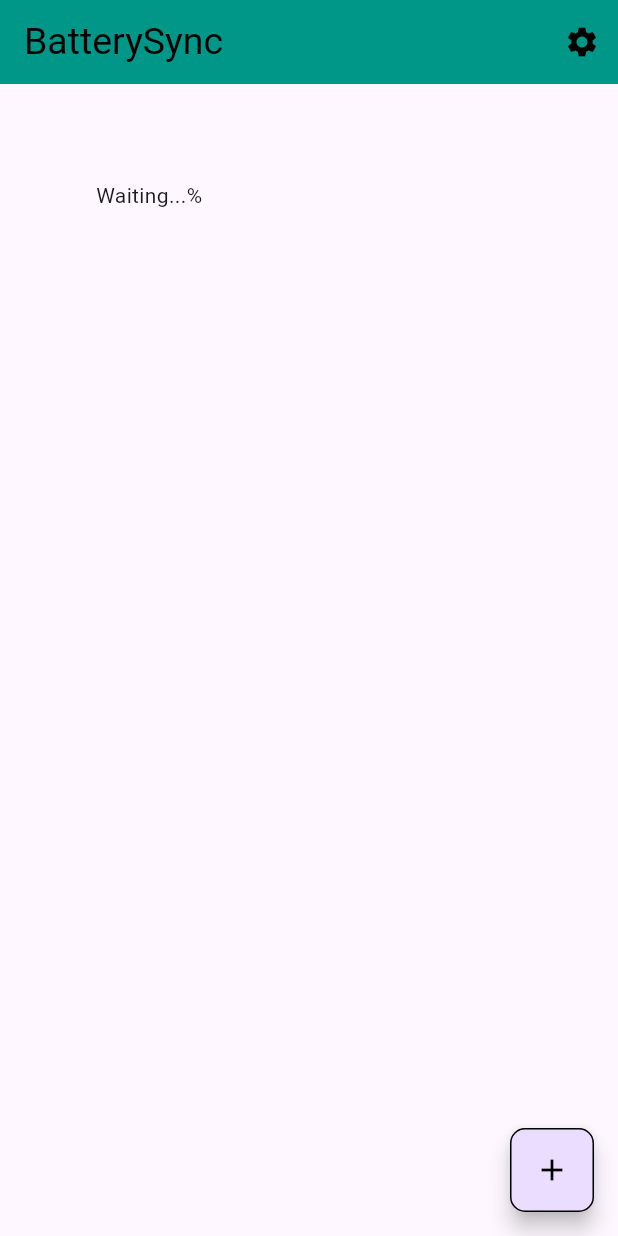
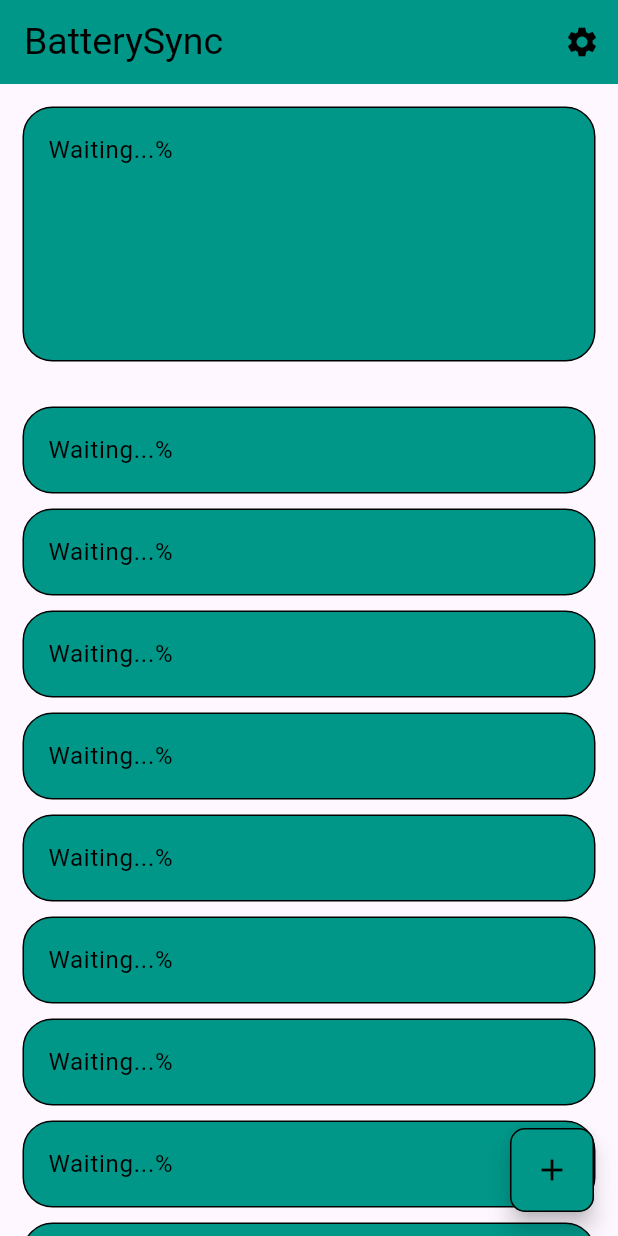
Before and after one commit to tomgly/BatterySync, a Flutter app: the screen it shows after launch, on a phone screen of 412 x 824 dp. Run offline on Flutter 3.47's test engine with Material 3 defaults, Android fonts, the phone set to English and light mode, and no system bars; our stand-ins replace device_info_plus, fl_chart, package_info_plus, settings_ui, shared_preferences.

Commit message:
deviceList の変更

```diff
--- a/lib/deviceList.dart
+++ b/lib/deviceList.dart
@@ -1,6 +1,8 @@
 import 'dart:async';
 import 'package:flutter/material.dart';
 import 'package:flutter/services.dart';
+import 'package:device_info_plus/device_info_plus.dart';
+import 'package:fl_chart/fl_chart.dart';
 import 'settings.dart';
 
 class ListPage extends StatefulWidget {
@@ -14,10 +16,13 @@ class _ListPageState extends State<ListPage> {
   static const batteryChannel = MethodChannel('platform_method/battery');
   // バッテリーの残量
   String batteryLevel = 'Waiting...';
+  // テーマカラー
+  final Color themeColor = Colors.teal;
 
   @override
   void initState() {
     super.initState();
+    getBatteryInfo();
     Timer.periodic(
       const Duration(seconds: 10),
           (Timer timer) {
@@ -54,7 +59,7 @@ class _ListPageState extends State<ListPage> {
     return Scaffold(
       appBar: AppBar(
         title: const Text('BatterySync', style: TextStyle(color: Colors.black, fontSize: 25)),
-        backgroundColor: Colors.teal,
+        backgroundColor: themeColor,
         //設定ページ移行
         actions: <Widget>[
           IconButton(
@@ -69,15 +74,50 @@ class _ListPageState extends State<ListPage> {
           )
         ],
       ),
-      body: SingleChildScrollView(
-        padding: const EdgeInsets.all(64),
-        child: Column(
-          mainAxisAlignment: MainAxisAlignment.center,
-          children: <Widget>[
-            //バッテリーの状態を表示
-            Text('$batteryLevel%'),
-          ]
+      body: RefreshIndicator(
+        color: Colors.black,
+        backgroundColor: themeColor,
+        onRefresh: () async {
+        },
+        child: SingleChildScrollView(
+          child: Column(children: <Widget> [
+            Container(
+              height: 200,
+              padding: const EdgeInsets.all(15),
+              child: ListTile(
+                title: Text('$batteryLevel%', style: const TextStyle(color: Colors.black)),
+                tileColor: themeColor,
+                shape: const RoundedRectangleBorder(
+                  borderRadius: BorderRadius.all(Radius.circular(20)),
+                  side: BorderSide(color: Colors.black),
                 ),
+                onTap: () async {
+                },
+              ),
+            ),
+            ListView.builder(
+              physics: const NeverScrollableScrollPhysics(),
+              shrinkWrap: true,
+              itemCount: 10,
+              padding: const EdgeInsets.all(15),
+              itemBuilder: (BuildContext context, int index) {
+                return Padding(
+                  padding: const EdgeInsets.only(bottom: 10),
+                  child: ListTile(
+                    title: Text('$batteryLevel%', style: const TextStyle(color: Colors.black)),
+                    tileColor: themeColor,
+                    shape: const RoundedRectangleBorder(
+                      borderRadius: BorderRadius.all(Radius.circular(20)),
+                      side: BorderSide(color: Colors.black),
+                    ),
+                    onTap: () async {
+                    }
+                  )
+                );
+              }
+            )
+          ])
+        )
       ),
       //デバイス追加ボタン
       floatingActionButton: FloatingActionButton(
@@ -87,7 +127,7 @@ class _ListPageState extends State<ListPage> {
           borderRadius: BorderRadius.all(Radius.circular(10)),
           side: BorderSide(color: Colors.black),
         ),
-        //backgroundColor: ,
+        backgroundColor: themeColor,
         child: const Icon(Icons.add, color: Colors.black),
       ),
     );
--- a/pubspec.yaml
+++ b/pubspec.yaml
@@ -32,7 +32,9 @@ dependencies:
     sdk: flutter
   shared_preferences: ^2.2.3
   package_info_plus: ^8.0.0
+  device_info_plus: ^10.1.0
   settings_ui: ^2.0.2
+  fl_chart: ^0.68.0
 
   # The following adds the Cupertino Icons font to your application.
   # Use with the CupertinoIcons class for iOS style icons.
```
Also changed, not shown: pubspec.lock. Lines whose indentation alone changed are shown as unchanged.
